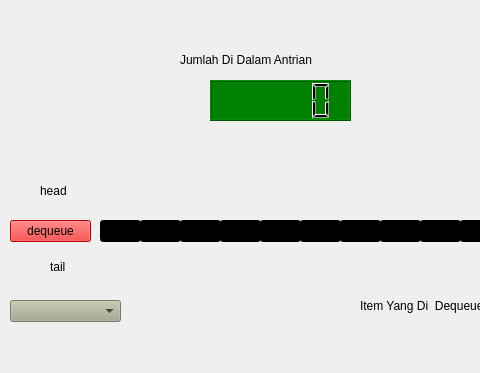
First picture: the form in ui/queuewindow.ui, repository selesdepselesnul/dss, before the edit; both pictures show x 0 to 480 and y 0 to 373 of the 695 by 373 pixel window.
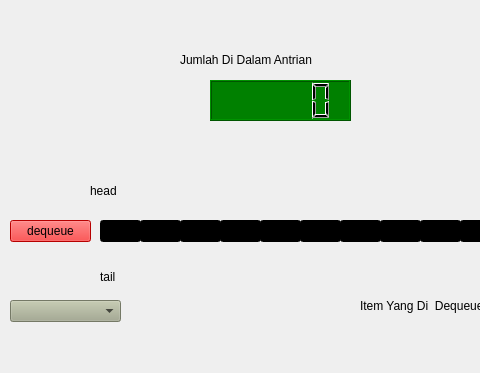
Second picture: the form after the edit. Icons and pictures are not drawn.

Commit message: change implementation of data structure

The edit to the form file:
```diff
--- a/ui/queuewindow.ui
+++ b/ui/queuewindow.ui
@@ -234,7 +234,7 @@
   <widget class="QLabel" name="headLabel">
    <property name="geometry">
     <rect>
-     <x>40</x>
+     <x>90</x>
      <y>170</y>
      <width>81</width>
      <height>41</height>
@@ -250,8 +250,8 @@
   <widget class="QLabel" name="tailLabel">
    <property name="geometry">
     <rect>
-     <x>50</x>
-     <y>260</y>
+     <x>100</x>
+     <y>270</y>
      <width>59</width>
      <height>14</height>
     </rect>
```
The commit also changes 2 other files.
